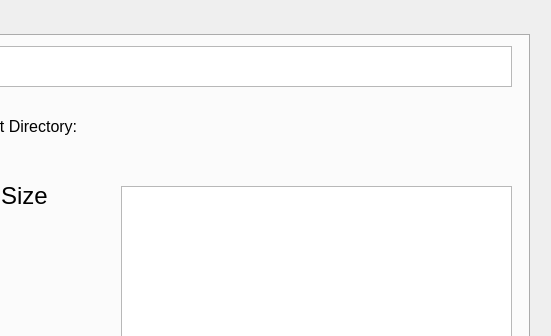
Cranbaerry/A.R.E.S, file GUI/untitled.ui: the form before one commit; both pictures show x 291 to 842 and y 0 to 336 of the 842 by 525 pixel window.
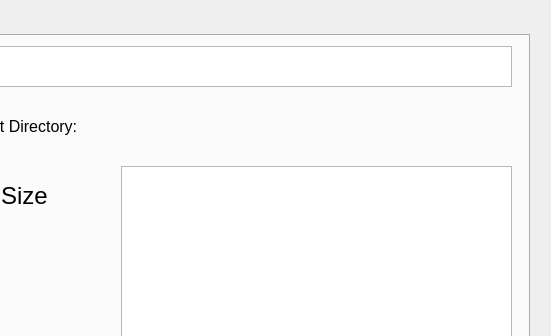
The form after the commit. The open tabs and pages were chosen to show the change.

```diff
--- a/GUI/untitled.ui
+++ b/GUI/untitled.ui
@@ -483,23 +483,6 @@
        <string>&lt;html&gt;&lt;head/&gt;&lt;body&gt;&lt;p&gt;&lt;span style=&quot; font-size:18pt;&quot;&gt;LogSize&lt;/span&gt;&lt;/p&gt;&lt;/body&gt;&lt;/html&gt;</string>
       </property>
      </widget>
-     <widget class="QTextBrowser" name="Instructions">
-      <property name="geometry">
-       <rect>
-        <x>400</x>
-        <y>150</y>
-        <width>391</width>
-        <height>271</height>
-       </rect>
-      </property>
-      <property name="html">
-       <string>&lt;!DOCTYPE HTML PUBLIC &quot;-//W3C//DTD HTML 4.0//EN&quot; &quot;http://www.w3.org/TR/REC-html40/strict.dtd&quot;&gt;
-&lt;html&gt;&lt;head&gt;&lt;meta name=&quot;qrichtext&quot; content=&quot;1&quot; /&gt;&lt;style type=&quot;text/css&quot;&gt;
-p, li { white-space: pre-wrap; }
-&lt;/style&gt;&lt;/head&gt;&lt;body style=&quot; font-family:'MS Shell Dlg 2'; font-size:8.25pt; font-weight:400; font-style:normal;&quot;&gt;
-&lt;p style=&quot;-qt-paragraph-type:empty; margin-top:0px; margin-bottom:0px; margin-left:0px; margin-right:0px; -qt-block-indent:0; text-indent:0px;&quot;&gt;&lt;br /&gt;&lt;/p&gt;&lt;/body&gt;&lt;/html&gt;</string>
-      </property>
-     </widget>
      <widget class="QFrame" name="frame_3">
       <property name="geometry">
        <rect>
@@ -566,6 +549,16 @@
        </item>
       </layout>
      </widget>
+     <widget class="QTextEdit" name="Instructions">
+      <property name="geometry">
+       <rect>
+        <x>400</x>
+        <y>130</y>
+        <width>391</width>
+        <height>291</height>
+       </rect>
+      </property>
+     </widget>
     </widget>
    </widget>
   </widget>
```
Left out of the diff: 2 changed lines with no effect on the pictures.
